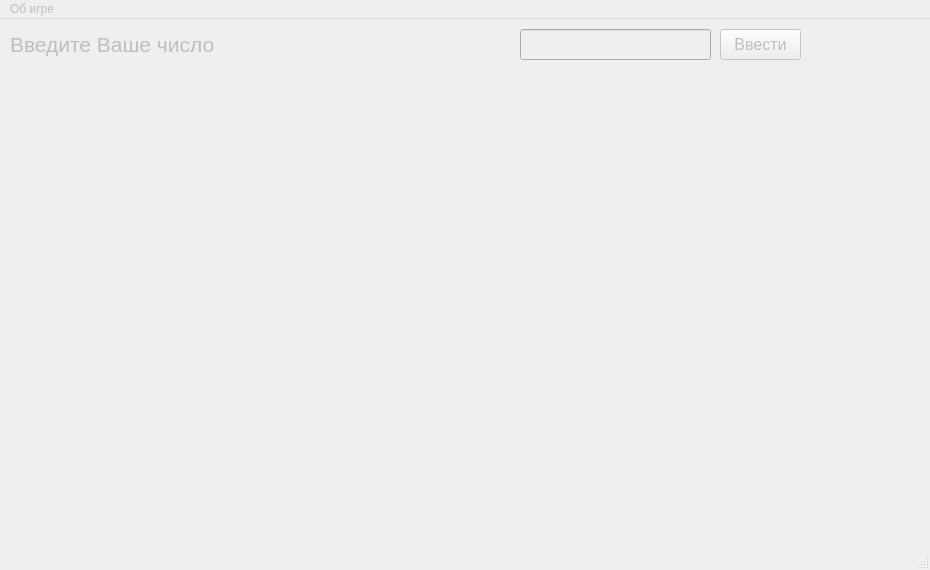
First picture: the form in mainwindow.ui, repository Darndaru/Bulls_and_cows, before the edit.
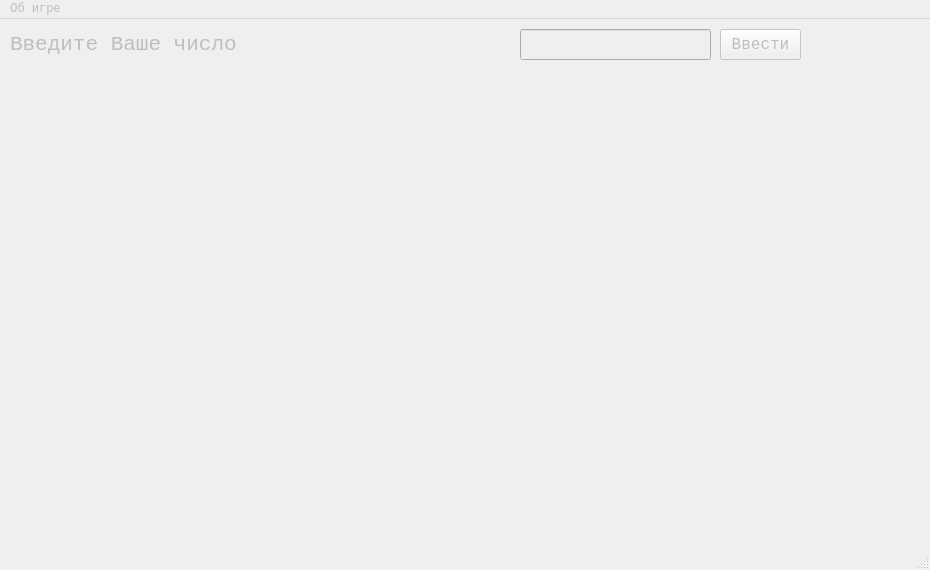
Second picture: the form after the edit.

Patch:
```diff
--- a/mainwindow.ui
+++ b/mainwindow.ui
@@ -22,6 +22,7 @@
   </property>
   <property name="font">
    <font>
+    <family>Consolas</family>
     <pointsize>16</pointsize>
    </font>
   </property>
@@ -70,6 +71,7 @@
     </property>
     <property name="font">
      <font>
+      <family>Consolas</family>
       <pointsize>12</pointsize>
      </font>
     </property>
@@ -100,6 +102,7 @@
     </property>
     <property name="font">
      <font>
+      <family>Consolas</family>
       <pointsize>16</pointsize>
      </font>
     </property>
@@ -246,11 +249,12 @@
      <x>0</x>
      <y>0</y>
      <width>930</width>
-     <height>21</height>
+     <height>20</height>
     </rect>
    </property>
    <property name="font">
     <font>
+     <family>Consolas</family>
      <pointsize>9</pointsize>
     </font>
    </property>
```
Left out of the diff: 2 changed lines with no effect on the pictures.
